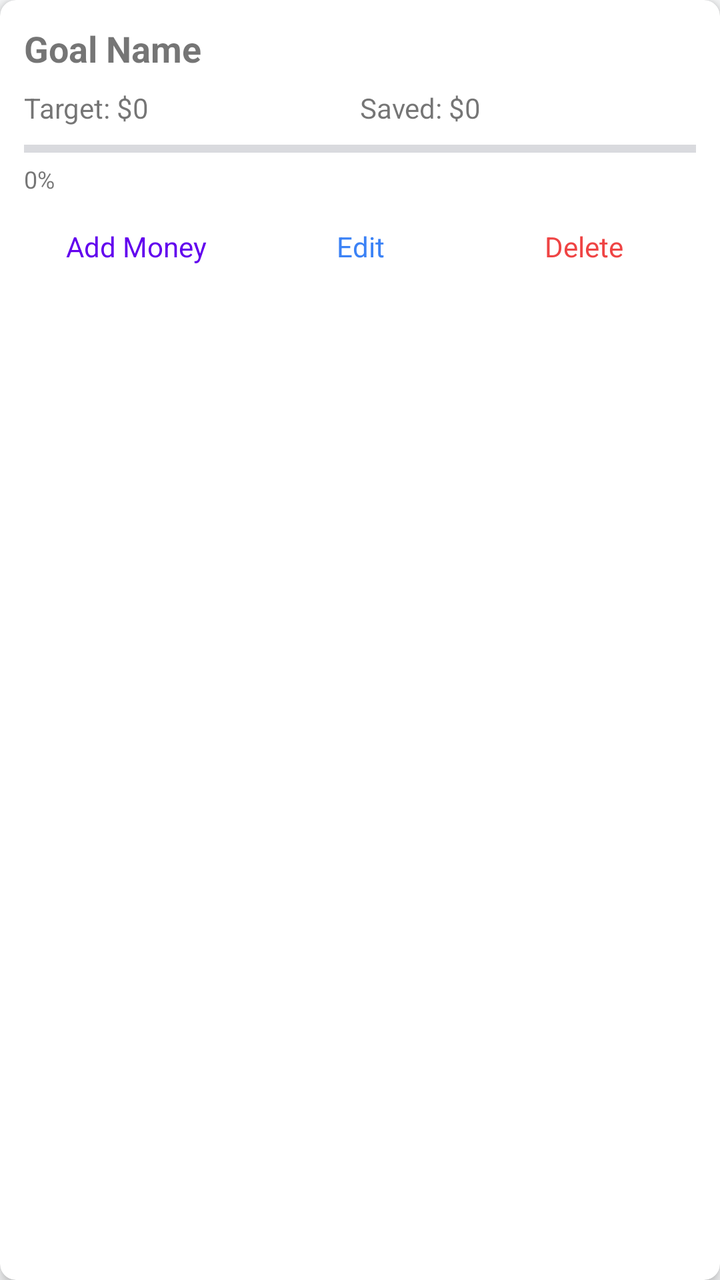
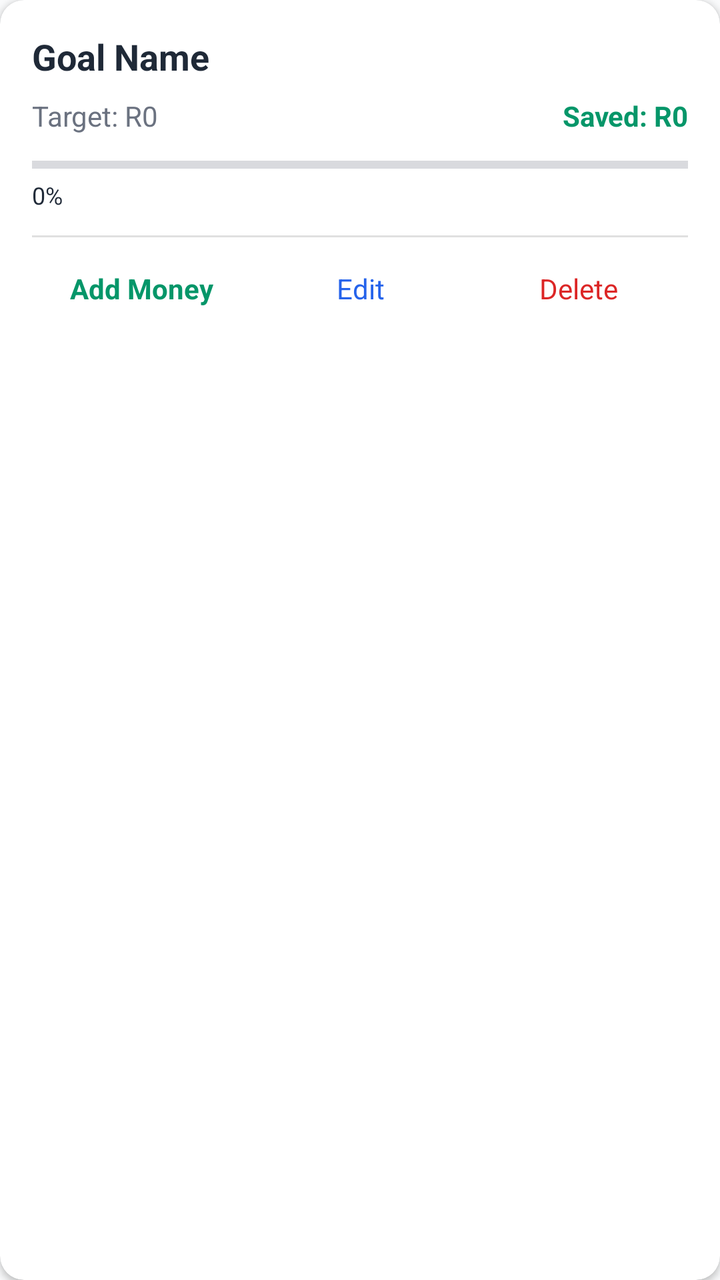

Two renders of the same Android screen: before a commit and after it. Below are the layout's source before the change and the commit's diff.
<!-- AndroidManifest.xml: application theme Theme.Monied -->
<!-- res/layout/item_savings_goal.xml -->
<?xml version="1.0" encoding="utf-8"?>
<androidx.cardview.widget.CardView xmlns:android="http://schemas.android.com/apk/res/android"
    xmlns:app="http://schemas.android.com/apk/res-auto"
    android:id="@+id/cvGoal"
    android:layout_width="match_parent"
    android:layout_height="wrap_content"
    android:layout_marginBottom="8dp"
    app:cardCornerRadius="8dp"
    app:cardElevation="4dp">

    <LinearLayout
        android:layout_width="match_parent"
        android:layout_height="wrap_content"
        android:orientation="vertical"
        android:padding="12dp">

        <TextView
            android:id="@+id/tvGoalName"
            android:layout_width="wrap_content"
            android:layout_height="wrap_content"
            android:text="Goal Name"
            android:textSize="18sp"
            android:textStyle="bold" />

        <LinearLayout
            android:layout_width="match_parent"
            android:layout_height="wrap_content"
            android:layout_marginTop="8dp"
            android:orientation="horizontal">

            <TextView
                android:id="@+id/tvTargetAmount"
                android:layout_width="0dp"
                android:layout_height="wrap_content"
                android:layout_weight="1"
                android:text="Target: $0"
                android:textSize="14sp" />

            <TextView
                android:id="@+id/tvSavedAmount"
                android:layout_width="0dp"
                android:layout_height="wrap_content"
                android:layout_weight="1"
                android:text="Saved: $0"
                android:textSize="14sp" />

        </LinearLayout>

        <ProgressBar
            android:id="@+id/progressBarGoal"
            style="?android:attr/progressBarStyleHorizontal"
            android:layout_width="match_parent"
            android:layout_height="6dp"
            android:layout_marginTop="8dp"
            android:progressTint="@color/purple_500" />

        <TextView
            android:id="@+id/tvProgressPercent"
            android:layout_width="wrap_content"
            android:layout_height="wrap_content"
            android:layout_marginTop="4dp"
            android:text="0%"
            android:textSize="12sp" />

        <LinearLayout
            android:layout_width="match_parent"
            android:layout_height="wrap_content"
            android:layout_marginTop="8dp"
            android:orientation="horizontal">

            <TextView
                android:id="@+id/tvAddMoney"
                android:layout_width="0dp"
                android:layout_height="wrap_content"
                android:layout_weight="1"
                android:background="?attr/selectableItemBackground"
                android:gravity="center"
                android:padding="8dp"
                android:text="Add Money"
                android:textColor="@color/purple_500"
                android:textSize="14sp" />

            <TextView
                android:id="@+id/tvEdit"
                android:layout_width="0dp"
                android:layout_height="wrap_content"
                android:layout_weight="1"
                android:background="?attr/selectableItemBackground"
                android:gravity="center"
                android:padding="8dp"
                android:text="Edit"
                android:textColor="@color/blue_500"
                android:textSize="14sp" />

            <TextView
                android:id="@+id/tvDelete"
                android:layout_width="0dp"
                android:layout_height="wrap_content"
                android:layout_weight="1"
                android:background="?attr/selectableItemBackground"
                android:gravity="center"
                android:padding="8dp"
                android:text="Delete"
                android:textColor="@color/red_500"
                android:textSize="14sp" />

        </LinearLayout>

    </LinearLayout>

</androidx.cardview.widget.CardView>
<!-- resources referenced by this layout -->
<resources>
  <color name="blue_500">#3B82F6</color>
  <color name="purple_500">#FF6200EE</color>
  <color name="red_500">#EF4444</color>
  <style name="Theme.Monied" parent="Theme.MaterialComponents.DayNight.DarkActionBar">
          
          <item name="colorPrimary">@color/emerald_600</item>
          <item name="colorPrimaryVariant">@color/emerald_700</item>
          <item name="colorOnPrimary">@color/white</item>
  
          
          <item name="colorSecondary">@color/emerald_500</item>
          <item name="colorSecondaryVariant">@color/emerald_700</item>
          <item name="colorOnSecondary">@color/white</item>
  
          
          <item name="android:statusBarColor">@color/emerald_600</item>
  
          
          <item name="android:windowBackground">@color/background_light</item>
          <item name="colorSurface">@color/surface_light</item>
          <item name="colorOnSurface">@color/text_primary_light</item>
  
          
          <item name="android:textColorPrimary">@color/text_primary_light</item>
          <item name="android:textColorSecondary">@color/text_secondary_light</item>
  
          
          <item name="colorError">@color/error</item>
          <item name="colorOnError">@color/white</item>
  
          
          <item name="bottomNavigationStyle">@style/Widget.Monied.BottomNavigationView</item>
  
          
          <item name="materialButtonStyle">@style/Widget.Monied.Button</item>
          <item name="materialCardViewStyle">@style/Widget.Monied.CardView</item>
          <item name="textInputStyle">@style/Widget.Monied.TextInputLayout</item>
      </style>
  <color name="emerald_600">#059669</color>
  <color name="emerald_700">#047857</color>
  <color name="white">#FFFFFF</color>
  <color name="emerald_500">#10B981</color>
  <color name="background_light">#F9FAFB</color>
  <color name="surface_light">#FFFFFF</color>
  <color name="text_primary_light">#1F2937</color>
  <color name="text_secondary_light">#6B7280</color>
  <color name="error">#DC2626</color>
  <style name="Widget.Monied.BottomNavigationView" parent="Widget.MaterialComponents.BottomNavigationView">
          <item name="itemIconTint">@color/bottom_nav_color</item>
          <item name="itemTextColor">@color/bottom_nav_color</item>
          <item name="android:background">@color/white</item>
          <item name="elevation">8dp</item>
          <item name="labelVisibilityMode">labeled</item>
      </style>
  <style name="Widget.Monied.Button" parent="Widget.MaterialComponents.Button">
          <item name="android:textColor">@color/white</item>
          <item name="backgroundTint">@color/emerald_600</item>
          <item name="cornerRadius">8dp</item>
          <item name="android:minHeight">48dp</item>
          <item name="android:textAllCaps">false</item>
          <item name="android:fontFamily">sans-serif-medium</item>
      </style>
  <style name="Widget.Monied.CardView" parent="Widget.MaterialComponents.CardView">
          <item name="cardCornerRadius">16dp</item>
          <item name="cardElevation">2dp</item>
          <item name="cardBackgroundColor">@color/white</item>
      </style>
  <style name="Widget.Monied.TextInputLayout" parent="Widget.MaterialComponents.TextInputLayout.OutlinedBox">
          <item name="boxStrokeColor">@color/emerald_600</item>
          <item name="hintTextColor">@color/emerald_600</item>
          <item name="android:textColorHint">@color/gray_500</item>
      </style>
  <color name="gray_500">#6B7280</color>
</resources>

<!-- the commit's change to res/layout/item_savings_goal.xml (unified diff, before → after) -->
@@ -5,20 +5,23 @@
     android:layout_width="match_parent"
     android:layout_height="wrap_content"
     android:layout_marginBottom="8dp"
-    app:cardCornerRadius="8dp"
-    app:cardElevation="4dp">
+    app:cardCornerRadius="12dp"
+    app:cardElevation="2dp"
+    app:cardBackgroundColor="?attr/colorSurface"
+    app:strokeWidth="0dp">
 
     <LinearLayout
         android:layout_width="match_parent"
         android:layout_height="wrap_content"
         android:orientation="vertical"
-        android:padding="12dp">
+        android:padding="16dp">
 
         <TextView
             android:id="@+id/tvGoalName"
             android:layout_width="wrap_content"
             android:layout_height="wrap_content"
             android:text="Goal Name"
+            android:textColor="?attr/colorOnSurface"
             android:textSize="18sp"
             android:textStyle="bold" />
 
@@ -33,7 +36,8 @@
                 android:layout_width="0dp"
                 android:layout_height="wrap_content"
                 android:layout_weight="1"
-                android:text="Target: $0"
+                android:text="Target: R0"
+                android:textColor="?attr/android:textColorSecondary"
                 android:textSize="14sp" />
 
             <TextView
@@ -41,8 +45,11 @@
                 android:layout_width="0dp"
                 android:layout_height="wrap_content"
                 android:layout_weight="1"
-                android:text="Saved: $0"
-                android:textSize="14sp" />
+                android:text="Saved: R0"
+                android:textColor="@color/emerald_600"
+                android:textSize="14sp"
+                android:textStyle="bold"
+                android:textAlignment="viewEnd" />
 
         </LinearLayout>
 
@@ -51,8 +58,8 @@
             style="?android:attr/progressBarStyleHorizontal"
             android:layout_width="match_parent"
             android:layout_height="6dp"
-            android:layout_marginTop="8dp"
-            android:progressTint="@color/purple_500" />
+            android:layout_marginTop="12dp"
+            android:progressTint="@color/emerald_600" />
 
         <TextView
             android:id="@+id/tvProgressPercent"
@@ -60,12 +67,19 @@
             android:layout_height="wrap_content"
             android:layout_marginTop="4dp"
             android:text="0%"
+            android:textColor="?attr/colorOnSurface"
             android:textSize="12sp" />
+
+        <View
+            android:layout_width="match_parent"
+            android:layout_height="1dp"
+            android:background="?attr/dividerHorizontal"
+            android:layout_marginTop="12dp"
+            android:layout_marginBottom="8dp"/>
 
         <LinearLayout
             android:layout_width="match_parent"
             android:layout_height="wrap_content"
-            android:layout_marginTop="8dp"
             android:orientation="horizontal">
 
             <TextView
@@ -77,8 +91,9 @@
                 android:gravity="center"
                 android:padding="8dp"
                 android:text="Add Money"
-                android:textColor="@color/purple_500"
-                android:textSize="14sp" />
+                android:textColor="@color/emerald_600"
+                android:textSize="14sp"
+                android:textStyle="bold" />
 
             <TextView
                 android:id="@+id/tvEdit"
@@ -89,7 +104,7 @@
                 android:gravity="center"
                 android:padding="8dp"
                 android:text="Edit"
-                android:textColor="@color/blue_500"
+                android:textColor="@color/blue_600"
                 android:textSize="14sp" />
 
             <TextView
@@ -101,7 +116,7 @@
                 android:gravity="center"
                 android:padding="8dp"
                 android:text="Delete"
-                android:textColor="@color/red_500"
+                android:textColor="@color/red_600"
                 android:textSize="14sp" />
 
         </LinearLayout>
<!-- resource entries referenced after the edit -->
@@ -1,8 +1,6 @@
 <!-- resources referenced by this layout -->
 <resources>
-  <color name="blue_500">#3B82F6</color>
-  <color name="purple_500">#FF6200EE</color>
-  <color name="red_500">#EF4444</color>
+  <color name="blue_600">#2563EB</color>
   <style name="Theme.Monied" parent="Theme.MaterialComponents.DayNight.DarkActionBar">
           
           <item name="colorPrimary">@color/emerald_600</item>
@@ -39,6 +37,7 @@
           <item name="textInputStyle">@style/Widget.Monied.TextInputLayout</item>
       </style>
   <color name="emerald_600">#059669</color>
+  <color name="red_600">#DC2626</color>
   <color name="emerald_700">#047857</color>
   <color name="white">#FFFFFF</color>
   <color name="emerald_500">#10B981</color>
